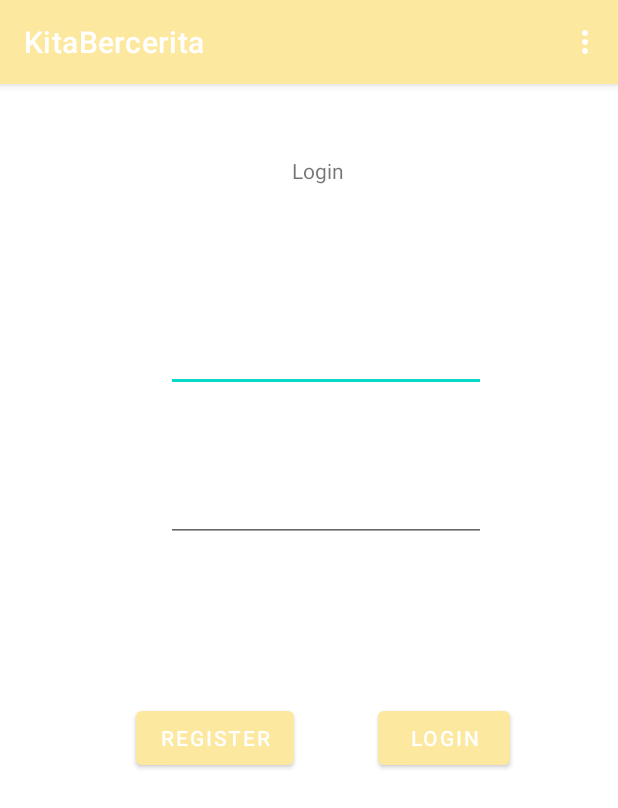
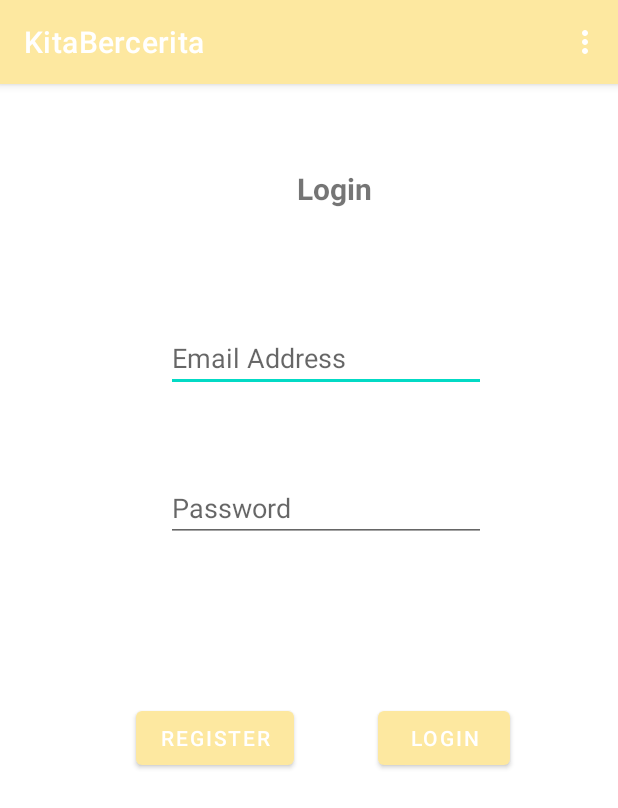
Before and after one commit to NJuGau/KitaBercerita, an Android app: the screen it shows after launch (LoginActivity), on a phone screen of 412 x 824 dp. Shown: the top 808 px of the screen. Run offline under Robolectric (Android 15) with nearby library versions, the phone set to English and light mode, and no system bars; our stand-ins replace Firebase (no records; nobody signed in at launch, a user with empty details on screens opened directly).

Commit message:
Fix Login and Regis XML

```diff
--- a/app/src/main/res/layout/activity_login.xml
+++ b/app/src/main/res/layout/activity_login.xml
@@ -14,6 +14,7 @@
         android:layout_marginTop="160dp"
         android:layout_marginEnd="88dp"
         android:ems="10"
+        android:hint="Email Address"
         android:inputType="textEmailAddress"
         app:layout_constraintEnd_toEndOf="parent"
         app:layout_constraintTop_toTopOf="parent" />
@@ -25,17 +26,20 @@
         android:layout_marginTop="100dp"
         android:layout_marginEnd="88dp"
         android:ems="10"
+        android:hint="Password"
         android:inputType="textPassword"
         app:layout_constraintEnd_toEndOf="parent"
         app:layout_constraintTop_toTopOf="@id/editTextTextEmailAddress2" />
 
     <TextView
         android:id="@+id/textView2"
-        android:layout_width="41dp"
-        android:layout_height="26dp"
-        android:layout_marginTop="48dp"
-        android:layout_marginEnd="176dp"
+        android:layout_width="wrap_content"
+        android:layout_height="wrap_content"
+        android:layout_marginTop="56dp"
+        android:layout_marginEnd="164dp"
         android:text="Login"
+        android:textSize="20dp"
+        android:textStyle="bold"
         app:layout_constraintEnd_toEndOf="parent"
         app:layout_constraintTop_toTopOf="parent" />
 
--- a/app/src/main/res/layout/activity_register.xml
+++ b/app/src/main/res/layout/activity_register.xml
@@ -15,6 +15,7 @@
         android:layout_marginEnd="88dp"
         android:ems="10"
         android:inputType="text"
+        android:hint="Username"
         app:layout_constraintEnd_toEndOf="parent"
         app:layout_constraintTop_toTopOf="parent" />
     <EditText
@@ -24,6 +25,7 @@
         android:layout_marginTop="80dp"
         android:layout_marginEnd="88dp"
         android:ems="10"
+        android:hint="Email Address"
         android:inputType="textEmailAddress"
         app:layout_constraintEnd_toEndOf="parent"
         app:layout_constraintTop_toTopOf="@id/Username" />
@@ -34,6 +36,7 @@
         android:layout_marginTop="88dp"
         android:layout_marginEnd="88dp"
         android:ems="10"
+        android:hint="Password"
         android:inputType="textPassword"
         app:layout_constraintEnd_toEndOf="parent"
         app:layout_constraintTop_toTopOf="@id/editTextTextEmailAddress" />
@@ -48,6 +51,7 @@
         android:layout_marginEnd="88dp"
         android:ems="10"
         android:inputType="number"
+        android:hint="Phone Number"
         app:layout_constraintEnd_toEndOf="parent"
         app:layout_constraintTop_toTopOf="@id/editTextTextPassword" />
 
@@ -69,6 +73,8 @@
         android:layout_marginTop="28dp"
         android:layout_marginEnd="168dp"
         android:text="Register"
+        android:textSize="20dp"
+        android:textStyle="bold"
         app:layout_constraintEnd_toEndOf="parent"
         app:layout_constraintHorizontal_bias="0.395"
         app:layout_constraintTop_toTopOf="parent" />
```
